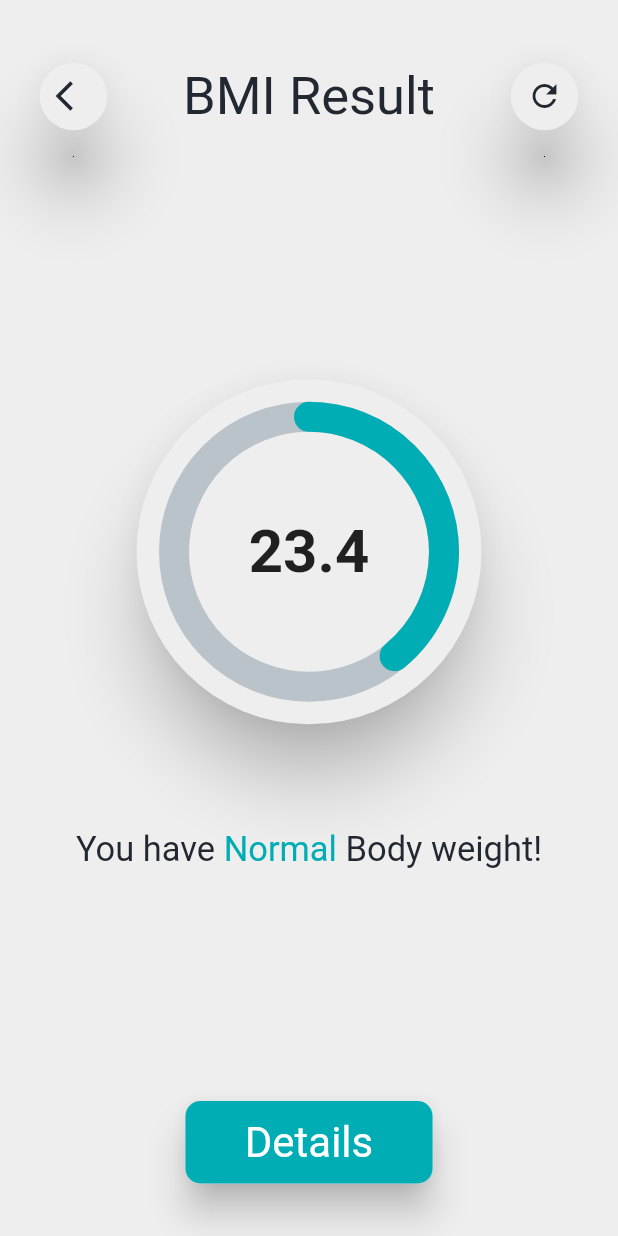
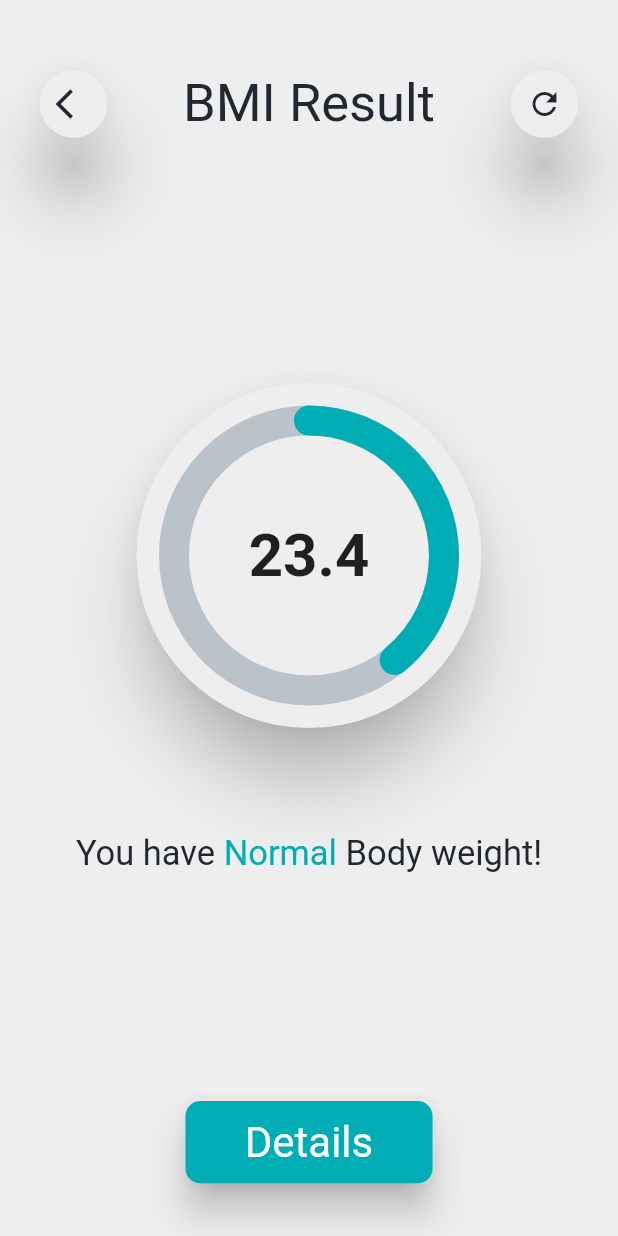
Before and after one commit to dhiraj2803/BMI-Calculator, a Flutter app: the screen it shows after launch, after a tap on "Calculate", on a phone screen of 412 x 824 dp. Run offline on Flutter 3.47's test engine with Material 2 defaults, Android fonts, the phone set to English and light mode, and no system bars; drawn by our look-alikes of percent_indicator; our stand-ins replace font_awesome_flutter.

Commit message:
final commit

```diff
--- a/lib/screens/DetailsScreen.dart
+++ b/lib/screens/DetailsScreen.dart
@@ -24,10 +24,11 @@ class DetailsView extends StatelessWidget {
     var screenSize = MediaQuery.of(context).size;
     var Swidth = screenSize.width;
     var Sheight = screenSize.height;
-    return Scaffold(
+    return SafeArea(
+      child: Scaffold(
         backgroundColor: kBackground,
         body: Padding(
-        padding: const EdgeInsets.fromLTRB(15, 25, 15, 35),
+          padding: const EdgeInsets.fromLTRB(15, 30, 15, 35),
           child: Container(
             height: Sheight,
             width: Swidth,
@@ -259,6 +260,7 @@ class DetailsView extends StatelessWidget {
             ),
           ),
         ),
+      ),
     );
   }
 }
--- a/lib/screens/InputScreen.dart
+++ b/lib/screens/InputScreen.dart
@@ -24,6 +24,7 @@ class _InputScreenState extends State<InputScreen> {
   int heightInput = 160;
   int weight = 60;
   int age = 22;
+
 //   Widget _SetColor() {
 //     if(maleTap==true){
 //       return
@@ -35,10 +36,11 @@ class _InputScreenState extends State<InputScreen> {
     var screenSize = MediaQuery.of(context).size;
     var width = screenSize.width;
     var height = screenSize.height;
-    return Scaffold(
+    return SafeArea(
+      child: Scaffold(
         backgroundColor: kBackground,
         body: Padding(
-        padding: const EdgeInsets.fromLTRB(30, 30, 30, 20),
+          padding: const EdgeInsets.fromLTRB(30, 40, 30, 35),
           child: Column(
             crossAxisAlignment: CrossAxisAlignment.center,
             mainAxisAlignment: MainAxisAlignment.spaceBetween,
@@ -108,7 +110,8 @@ class _InputScreenState extends State<InputScreen> {
                                 ],
                               ),
                               decoration: BoxDecoration(
-                              color: femaleTap == true ? kActive : kBackground,
+                                color:
+                                    femaleTap == true ? kActive : kBackground,
                                 borderRadius: BorderRadius.circular(10.0),
                               )),
                         ),
@@ -434,7 +437,8 @@ class _InputScreenState extends State<InputScreen> {
                               ),
                               height: height / 3.3,
                               child: Column(
-                              mainAxisAlignment: MainAxisAlignment.spaceEvenly,
+                                mainAxisAlignment:
+                                    MainAxisAlignment.spaceEvenly,
                                 children: <Widget>[
                                   Text(
                                     'Weight',
@@ -503,7 +507,8 @@ class _InputScreenState extends State<InputScreen> {
                               ),
                               height: height / 3.3,
                               child: Column(
-                              mainAxisAlignment: MainAxisAlignment.spaceEvenly,
+                                mainAxisAlignment:
+                                    MainAxisAlignment.spaceEvenly,
                                 children: <Widget>[
                                   Text(
                                     'Age',
@@ -579,7 +584,8 @@ class _InputScreenState extends State<InputScreen> {
                             children: [
                               Text(
                                 "Calculate",
-                              style: kButtonText.copyWith(color: Colors.white),
+                                style:
+                                    kButtonText.copyWith(color: Colors.white),
                               ),
                             ],
                           ),
@@ -606,6 +612,7 @@ class _InputScreenState extends State<InputScreen> {
           ),
         ),
         //body: ,
+      ),
     );
   }
 }
--- a/lib/screens/ResultPage.dart
+++ b/lib/screens/ResultPage.dart
@@ -43,10 +43,11 @@ class ResultPage extends StatelessWidget {
     var screenSize = MediaQuery.of(context).size;
     var Swidth = screenSize.width;
     var Sheight = screenSize.height;
-    return Scaffold(
+    return SafeArea(
+      child: Scaffold(
         backgroundColor: kBackground,
         body: Padding(
-        padding: const EdgeInsets.fromLTRB(25, 30, 25, 35),
+          padding: const EdgeInsets.fromLTRB(25, 35, 25, 35),
           child: Container(
             width: Swidth,
             height: Sheight,
@@ -191,6 +192,7 @@ class ResultPage extends StatelessWidget {
             ),
           ),
         ),
+      ),
     );
   }
 }
```
Lines whose indentation alone changed are shown as unchanged.
